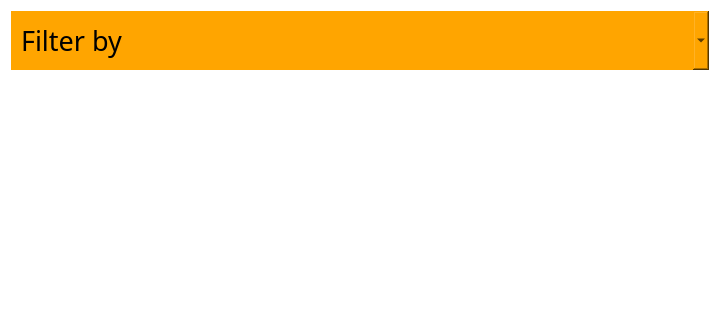
Qt form Closet.ui (beaesguerra/dressr) before a commit; both pictures show x 0 to 720 and y 0 to 320 of the 720 by 1288 pixel window.
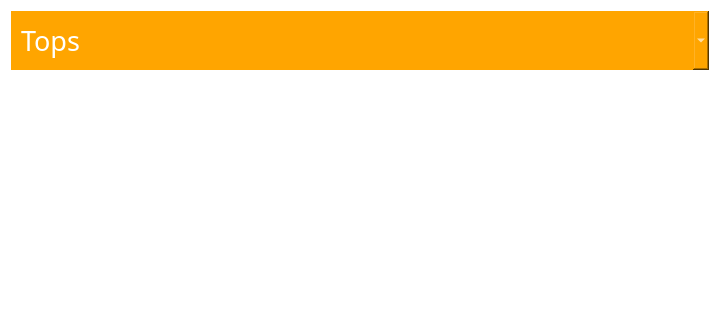
The same form after that commit.

Commit message: finished base of closet form

Diff of the .ui file:
```diff
--- a/Closet.ui
+++ b/Closet.ui
@@ -10,6 +10,12 @@
     <height>1288</height>
    </rect>
   </property>
+  <property name="sizePolicy">
+   <sizepolicy hsizetype="Preferred" vsizetype="Minimum">
+    <horstretch>0</horstretch>
+    <verstretch>0</verstretch>
+   </sizepolicy>
+  </property>
   <property name="windowTitle">
    <string>Form</string>
   </property>
@@ -21,7 +27,19 @@
   </property>
   <layout class="QGridLayout" name="gridLayout">
    <item row="0" column="0" alignment="Qt::AlignTop">
-    <widget class="QComboBox" name="comboBox">
+    <widget class="QComboBox" name="filters">
+     <property name="sizePolicy">
+      <sizepolicy hsizetype="Preferred" vsizetype="Minimum">
+       <horstretch>0</horstretch>
+       <verstretch>0</verstretch>
+      </sizepolicy>
+     </property>
+     <property name="minimumSize">
+      <size>
+       <width>0</width>
+       <height>52</height>
+      </size>
+     </property>
      <property name="font">
       <font>
        <family>KacstPen</family>
@@ -32,13 +50,12 @@
       <string notr="true">border-radius:0px; 
 background-color: orange;
 padding: 10px;
+color: white;
 </string>
      </property>
-     <item>
-      <property name="text">
-       <string>Filter by</string>
-      </property>
-     </item>
+     <property name="currentText">
+      <string notr="true">Tops</string>
+     </property>
      <item>
       <property name="text">
        <string>Tops</string>
```
Left out of the diff: 21 changed lines with no effect on the pictures.
